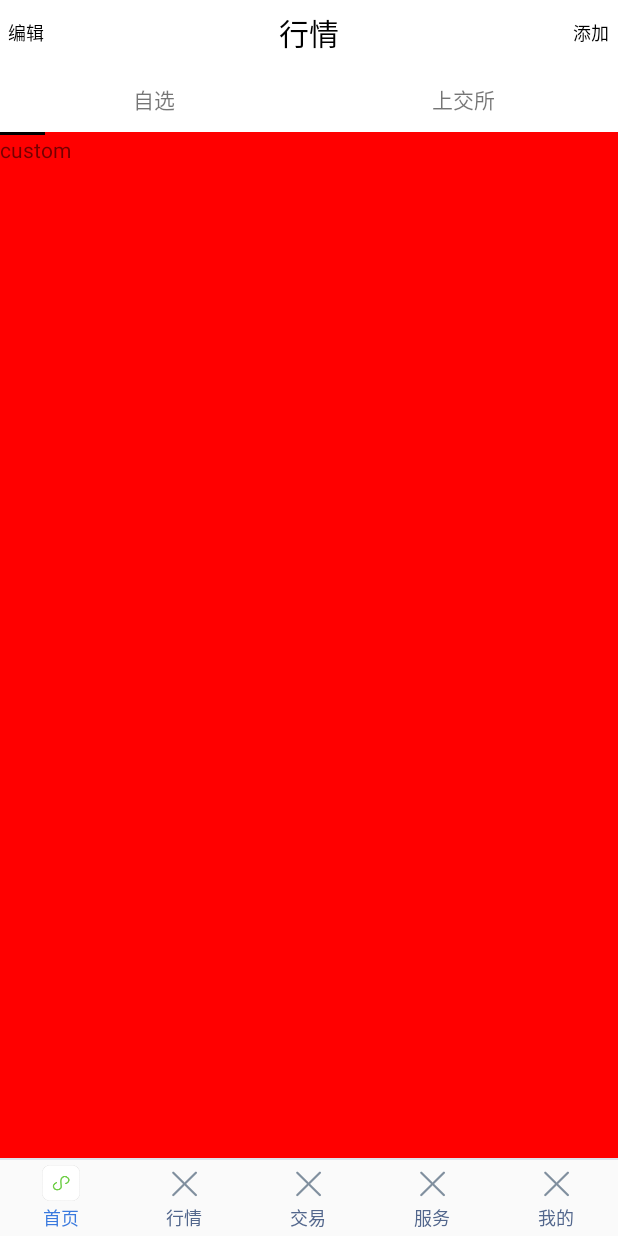
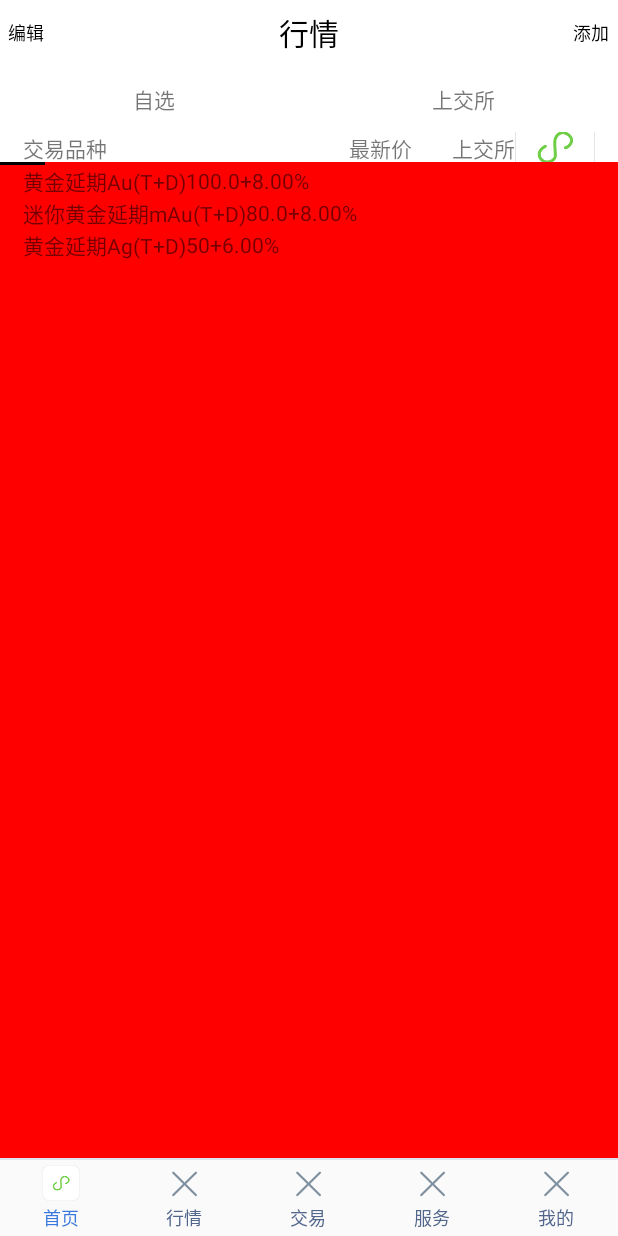
Before and after one commit to uniapp10/DrawCorners, an Android app: the fragment PriceFragment placed in its activity, on a phone screen of 412 x 824 dp. Run offline under Robolectric (Android 15) with nearby library versions, the phone set to English and light mode, and no system bars; our stand-ins replace CircleImageView, Picasso; pictures from the network do not load.

Commit message:
添加显示条目，并响应条目点击事件

```diff
--- /dev/null
+++ b/app/src/main/java/Adapter/PriceAdapter.java
@@ -0,0 +1,79 @@
+package Adapter;
+
+import android.content.Context;
+import android.support.v7.widget.RecyclerView;
+import android.text.Html;
+import android.view.LayoutInflater;
+import android.view.View;
+import android.view.ViewGroup;
+import android.widget.TextView;
+
+import com.example.zhudongdong.drawcorners.R;
+
+import java.util.ArrayList;
+
+import Interface.PriceItemOnClickListener;
+import models.PriceProductModel;
+
+/**
+ * Created by zhudongdong on 2018/6/6.
+ */
+
+public class PriceAdapter extends RecyclerView.Adapter<PriceAdapter.PriceViewHolder> implements View.OnClickListener {
+
+
+    private final Context mContext;
+    private final ArrayList<PriceProductModel> mList;
+    private PriceItemOnClickListener priceItemOnClickListener;
+
+    public PriceAdapter(Context context, ArrayList<PriceProductModel> list,PriceItemOnClickListener priceItemOnClickListener){
+        this.mContext = context;
+        this.mList = list;
+        this.priceItemOnClickListener = priceItemOnClickListener;
+    }
+
+    @Override
+    public PriceViewHolder onCreateViewHolder(ViewGroup parent, int viewType) {
+        View view = LayoutInflater.from(mContext).inflate(R.layout.price_product_item, null);
+        PriceViewHolder priceViewHolder = new PriceViewHolder(view);
+        view.setOnClickListener(this);
+        return priceViewHolder;
+    }
+
+    @Override
+    public void onBindViewHolder(PriceViewHolder holder, int position) {
+        PriceProductModel model = mList.get(position);
+//        String htmlString = String.format("<a color='';size='16sp'>%s</a><a color='';size='10sp'>%s</a>",
+//                model.getName(), model.getSubName());
+//        holder.tv_productName.setText(Html.fromHtml(htmlString));
+        holder.tv_productName.setText(model.getName() + model.getSubName());
+        holder.tv_productPrice.setText(model.getPrice());
+        holder.tv_productPercent.setText(model.getPercent());
+        holder.itemView.setTag(position);
+    }
+
+    @Override
+    public int getItemCount() {
+        return mList.size();
+    }
+
+    @Override
+    public void onClick(View v) {
+        priceItemOnClickListener.onItemClick(v, (int)v.getTag());
+    }
+
+
+    static class PriceViewHolder extends RecyclerView.ViewHolder{
+        public TextView tv_productName;
+        public TextView tv_productPrice;
+        public TextView tv_productPercent;
+
+        public PriceViewHolder(View itemView) {
+            super(itemView);
+            tv_productName = itemView.findViewById(R.id.tv_productName);
+            tv_productPrice = itemView.findViewById(R.id.tv_productPrice);
+            tv_productPercent = itemView.findViewById(R.id.tv_productPercent);
+        }
+    }
+
+}
--- a/app/src/main/java/Fragments/PriceFragment.java
+++ b/app/src/main/java/Fragments/PriceFragment.java
@@ -9,6 +9,8 @@ import android.support.v4.view.PagerAdapter;
 import android.support.v4.view.PagerTabStrip;
 import android.support.v4.view.PagerTitleStrip;
 import android.support.v4.view.ViewPager;
+import android.support.v7.widget.LinearLayoutManager;
+import android.support.v7.widget.RecyclerView;
 import android.util.DisplayMetrics;
 import android.view.LayoutInflater;
 import android.view.View;
@@ -23,6 +25,10 @@ import android.widget.Toast;
 import com.example.zhudongdong.drawcorners.R;
 
 import java.util.ArrayList;
+
+import Adapter.PriceAdapter;
+import Interface.PriceItemOnClickListener;
+import models.PriceProductModel;
 
 /**
  * Created by zhudongdong on 2018/5/8.
@@ -39,7 +45,7 @@ public class PriceFragment extends Fragment {
     @Nullable
     @Override
     public View onCreateView(LayoutInflater inflater, @Nullable ViewGroup container, @Nullable Bundle savedInstanceState) {
-        View v = inflater.inflate(R.layout.price_fragment, container, false);
+        final View v = inflater.inflate(R.layout.price_fragment, container, false);
 
         mviewPager = v.findViewById(R.id.viewPager);
         bmpW = 30;
@@ -66,7 +72,39 @@ public class PriceFragment extends Fragment {
         LayoutInflater lf = getLayoutInflater().from(container.getContext());
         View v1 = lf.inflate(R.layout.hq_custom, null);
         View v2 = lf.inflate(R.layout.hq_shanghai, null);
+        RecyclerView rv1 = v1.findViewById(R.id.recycleView);
+        RecyclerView rv2 = v2.findViewById(R.id.recycleView);
+//        RecyclerView rv1 = v1.findViewById(R.id.recycleView);
+//        v1.setBackgroundColor(R.drawable.red_bg);
+//        v2.setBackgroundColor(R.drawable.title_bg);
 
+        final ArrayList<PriceProductModel> arrayList = new ArrayList<>();
+        PriceProductModel priceProductModel = new PriceProductModel("黄金延期",
+                "Au(T+D)","100.0","+8.00%");
+        PriceProductModel priceProductModel1 = new PriceProductModel("迷你黄金延期",
+                "mAu(T+D)","80.0","+8.00%");
+        PriceProductModel priceProductModel2 = new PriceProductModel("黄金延期",
+                "Ag(T+D)","50","+6.00%");
+        arrayList.add(priceProductModel);
+        arrayList.add(priceProductModel1);
+        arrayList.add(priceProductModel2);
+        PriceItemOnClickListener itemOnClickListener = new PriceItemOnClickListener() {
+            @Override
+            public void onItemClick(View view, int position) {
+                PriceProductModel priceProductModel =  arrayList.get(position);
+                Toast.makeText(v.getContext(),"选择了" + priceProductModel.getName(), Toast.LENGTH_SHORT).show();
+            }
+        };
+
+        PriceAdapter priceAdapter = new PriceAdapter(v.getContext(),arrayList, itemOnClickListener);
+        LinearLayoutManager layoutManager = new LinearLayoutManager(v.getContext());
+        rv1.setLayoutManager(layoutManager);
+        rv1.setAdapter(priceAdapter);
+
+        PriceAdapter priceAdapter2 = new PriceAdapter(v.getContext(),arrayList, itemOnClickListener);
+        LinearLayoutManager layoutManager2 = new LinearLayoutManager(v.getContext());
+        rv2.setAdapter(priceAdapter2);
+        rv2.setLayoutManager(layoutManager2);
         final ArrayList<View> viewList = new ArrayList<View>();
         viewList.add(v1);
         viewList.add(v2);
--- /dev/null
+++ b/app/src/main/java/Interface/PriceItemOnClickListener.java
@@ -0,0 +1,11 @@
+package Interface;
+
+import android.view.View;
+
+/**
+ * Created by zhudongdong on 2018/6/6.
+ */
+
+public interface PriceItemOnClickListener {
+    void onItemClick(View view, int position);
+}
--- /dev/null
+++ b/app/src/main/java/models/PriceProductModel.java
@@ -0,0 +1,52 @@
+package models;
+
+/**
+ * Created by zhudongdong on 2018/6/6.
+ */
+
+public class PriceProductModel {
+    private String name;
+    private String subName;
+    private String price;
+    private String percent;
+
+    public PriceProductModel(String name, String subName, String price, String percent) {
+        this.name = name;
+        this.subName = subName;
+        this.price = price;
+        this.percent = percent;
+    }
+
+    public String getName() {
+        return name;
+    }
+
+    public void setName(String name) {
+        this.name = name;
+    }
+
+    public String getSubName() {
+        return subName;
+    }
+
+    public void setSubName(String subName) {
+        this.subName = subName;
+    }
+
+    public String getPrice() {
+        return price;
+    }
+
+    public void setPrice(String price) {
+        this.price = price;
+    }
+
+    public String getPercent() {
+        return percent;
+    }
+
+    public void setPercent(String percent) {
+        this.percent = percent;
+    }
+
+}
--- a/app/src/main/res/layout/hq_custom.xml
+++ b/app/src/main/res/layout/hq_custom.xml
@@ -3,8 +3,10 @@
     android:orientation="vertical" android:layout_width="match_parent"
     android:layout_height="match_parent">
 
-    <TextView
-        android:layout_width="wrap_content"
-        android:layout_height="wrap_content"
-        android:text="custom"/>
+    <android.support.v7.widget.RecyclerView
+        android:layout_width="match_parent"
+        android:layout_height="match_parent"
+        android:id="@+id/recycleView">
+
+    </android.support.v7.widget.RecyclerView>
 </LinearLayout>
--- a/app/src/main/res/layout/hq_shanghai.xml
+++ b/app/src/main/res/layout/hq_shanghai.xml
@@ -3,8 +3,10 @@
     android:orientation="vertical" android:layout_width="match_parent"
     android:layout_height="match_parent">
 
-    <TextView
-        android:layout_width="wrap_content"
-        android:layout_height="wrap_content"
-        android:text="shanghai"/>
+    <android.support.v7.widget.RecyclerView
+        android:layout_width="match_parent"
+        android:layout_height="match_parent"
+        android:id="@+id/recycleView">
+
+    </android.support.v7.widget.RecyclerView>
 </LinearLayout>
--- a/app/src/main/res/layout/price_fragment.xml
+++ b/app/src/main/res/layout/price_fragment.xml
@@ -1,6 +1,7 @@
 <?xml version="1.0" encoding="utf-8"?>
 <LinearLayout xmlns:android="http://schemas.android.com/apk/res/android"
     xmlns:app="http://schemas.android.com/apk/res-auto"
+    xmlns:tools="http://schemas.android.com/tools"
     android:orientation="vertical"
     android:layout_width="match_parent"
     android:layout_height="match_parent"
@@ -39,6 +40,42 @@
             android:layout_gravity="center"
             android:textAlignment="center"/>
     </LinearLayout>
+    <LinearLayout
+        android:layout_width="match_parent"
+        android:layout_height="20dp"
+        android:orientation="horizontal"
+        android:background="@color/txtWhite">
+        <TextView
+            android:id="@+id/tv_productName"
+            android:layout_width="0dp"
+            android:layout_weight="1"
+            android:layout_height="wrap_content"
+            android:text="交易品种"
+            android:layout_gravity="center"
+            android:textAlignment="textStart"
+            android:paddingLeft="15dp"
+            tools:ignore="RtlCompat" />
+        <TextView
+            android:id="@+id/tv_productSubName"
+            android:layout_width="0dp"
+            android:layout_weight="1"
+            android:layout_height="wrap_content"
+            android:text="最新价"
+            android:layout_gravity="center"
+            android:textAlignment="textEnd"
+            tools:ignore="RtlCompat" />
+        <TextView
+            android:id="@+id/tv_productPrecent"
+            android:layout_width="0dp"
+            android:layout_weight="1"
+            android:layout_height="wrap_content"
+            android:text="上交所"
+            android:layout_gravity="center"
+            android:textAlignment="textEnd"
+            android:paddingRight="15dp"
+            android:drawableRight="@mipmap/tab_home_sel"
+            tools:ignore="RtlCompat" />
+    </LinearLayout>
 
     <ImageView
         android:id="@+id/cursor"
--- /dev/null
+++ b/app/src/main/res/layout/price_product_item.xml
@@ -0,0 +1,37 @@
+<?xml version="1.0" encoding="utf-8"?>
+<LinearLayout xmlns:android="http://schemas.android.com/apk/res/android"
+    xmlns:tools="http://schemas.android.com/tools"
+    android:orientation="horizontal"
+    android:layout_width="match_parent"
+    android:layout_height="match_parent">
+    <TextView
+        android:id="@+id/tv_productName"
+        android:layout_width="0dp"
+        android:layout_weight="2"
+        android:layout_height="wrap_content"
+        android:text="自选"
+        android:layout_gravity="center"
+        android:textAlignment="textStart"
+        android:paddingLeft="15dp"
+        tools:ignore="RtlCompat,Suspicious0dp" />
+    <TextView
+        android:id="@+id/tv_productPrice"
+        android:layout_width="0dp"
+        android:layout_weight="1"
+        android:layout_height="wrap_content"
+        android:text="最新价"
+        android:layout_gravity="center"
+        android:textAlignment="textEnd"
+        tools:ignore="RtlCompat" />
+    <TextView
+        android:id="@+id/tv_productPercent"
+        android:layout_width="0dp"
+        android:layout_weight="1"
+        android:layout_height="wrap_content"
+        android:text="上交所"
+        android:layout_gravity="center"
+        android:textAlignment="textEnd"
+        android:gravity="center"
+        android:paddingRight="15dp"
+        tools:ignore="RtlCompat" />
+</LinearLayout>
```
